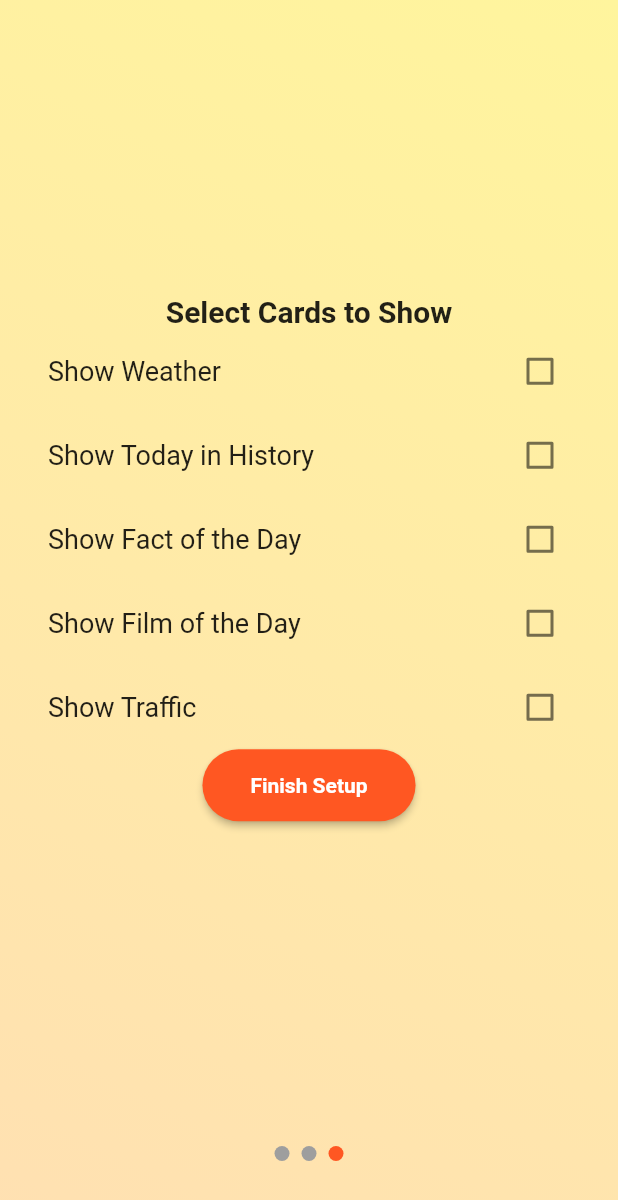
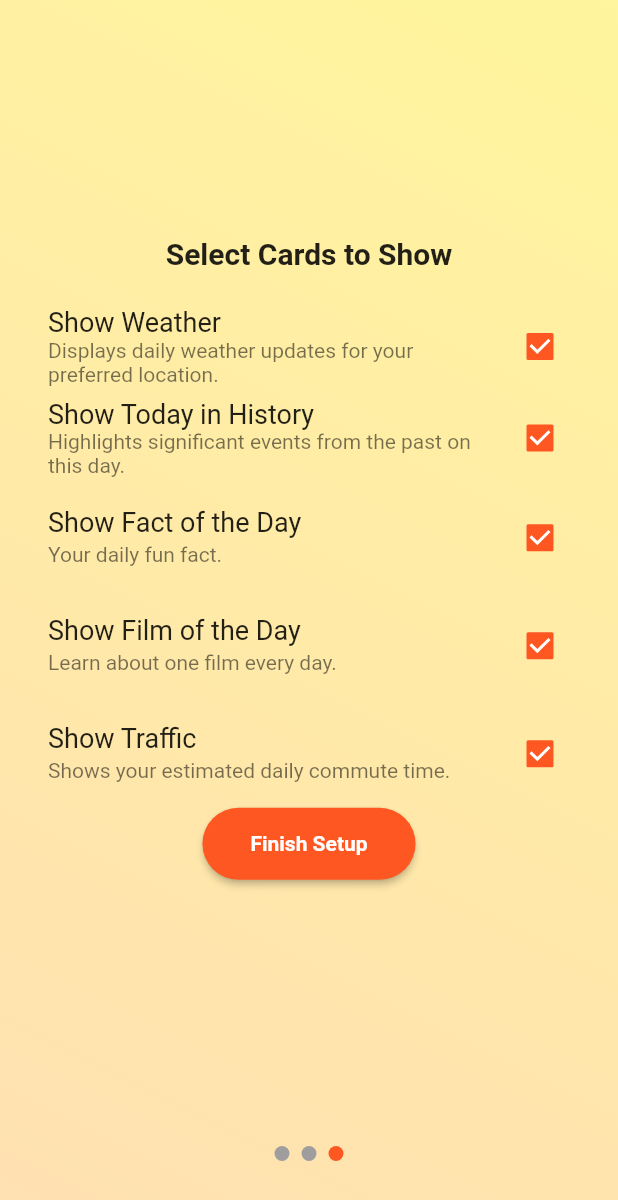
Before and after one commit to gu-tig333-ht23/grupp5, a Flutter app: the screen it shows after launch, swiped to page 3, on a phone screen of 412 x 824 dp. Shown: the top 1200 px of the screen. Run offline on Flutter 3.47's test engine with Material 2 defaults, Android fonts, the phone set to English and light mode, and no system bars; our stand-ins replace dio, geolocator, shared_preferences, transparent_image.

Commit message:
Improved onboarding experience

```diff
--- a/good_morning/lib/main.dart
+++ b/good_morning/lib/main.dart
@@ -9,7 +9,7 @@ import 'package:good_morning/utils/daily_traffic_provider.dart';
 import '/ui/main_navigation/home_page.dart';
 import 'package:provider/provider.dart';
 import 'package:good_morning/utils/daily_history.dart';
-import 'ui/main_navigation/filter_model.dart';
+import 'utils/filter_model.dart';
 
 void main() async {
   // fetching the daily fact text
--- a/good_morning/lib/ui/main_navigation/home_page.dart
+++ b/good_morning/lib/ui/main_navigation/home_page.dart
@@ -8,7 +8,7 @@ import 'package:good_morning/ui/daily_fact/daily_fact_ui.dart';
 import '../weather_ui.dart';
 import 'package:good_morning/ui/daily_film/daily_film_page.dart';
 import 'package:good_morning/ui/daily_traffic.ui.dart';
-import 'filter_model.dart';
+import '../../utils/filter_model.dart';
 import 'onboarding.dart';
 import 'package:good_morning/utils/daily_history.dart';
 
--- a/good_morning/lib/ui/main_navigation/onboarding.dart
+++ b/good_morning/lib/ui/main_navigation/onboarding.dart
@@ -1,7 +1,7 @@
 import 'package:flutter/material.dart';
 import 'package:good_morning/data_handling/user_preferences.dart';
 import 'package:good_morning/ui/common_ui.dart';
-import 'filter_model.dart';
+import '../../utils/filter_model.dart';
 import 'package:provider/provider.dart';
 
 class OnBoardingScreen extends StatefulWidget {
@@ -172,48 +172,54 @@ class OnBoardingScreenState extends State<OnBoardingScreen> {
         children: [
           const Text("Select Cards to Show",
               style: TextStyle(fontSize: 20, fontWeight: FontWeight.bold)),
+              const SizedBox(height: 20.0),
           Consumer<FilterModel>(
-            builder: (context, visibilityModel, child) => CheckboxListTile(
+            builder: (context, filterModel, child) => CheckboxListTile(
               title: const Text('Show Weather'),
-              value: visibilityModel.showWeather,
+              subtitle: const Text('Displays daily weather updates for your preferred location.'),
+              value: filterModel.showWeather,
               onChanged: (bool? value) {
-                visibilityModel.toggleWeather();
+                filterModel.toggleWeather();
               },
             ),
           ),
           Consumer<FilterModel>(
-            builder: (context, visibilityModel, child) => CheckboxListTile(
+            builder: (context, filterModel, child) => CheckboxListTile(
               title: const Text('Show Today in History'),
-              value: visibilityModel.showHistory,
+              subtitle: const Text('Highlights significant events from the past on this day.'),
+              value: filterModel.showHistory,
               onChanged: (bool? value) {
-                visibilityModel.toggleHistory();
+                filterModel.toggleHistory();
               },
             ),
           ),
           Consumer<FilterModel>(
-            builder: (context, visibilityModel, child) => CheckboxListTile(
+            builder: (context, filterModel, child) => CheckboxListTile(
               title: const Text('Show Fact of the Day'),
-              value: visibilityModel.showFact,
+              subtitle: const Text('Your daily fun fact.'),
+              value: filterModel.showFact,
               onChanged: (bool? value) {
-                visibilityModel.toggleFact();
+                filterModel.toggleFact();
               },
             ),
           ),
           Consumer<FilterModel>(
-            builder: (context, visibilityModel, child) => CheckboxListTile(
+            builder: (context, filterModel, child) => CheckboxListTile(
               title: const Text('Show Film of the Day'),
-              value: visibilityModel.showFilm,
+              subtitle: const Text('Learn about one film every day.'),
+              value: filterModel.showFilm,
               onChanged: (bool? value) {
-                visibilityModel.toggleFilm();
+                filterModel.toggleFilm();
               },
             ),
           ),
           Consumer<FilterModel>(
-            builder: (context, visibilityModel, child) => CheckboxListTile(
+            builder: (context, filterModel, child) => CheckboxListTile(
               title: const Text('Show Traffic'),
-              value: visibilityModel.showTraffic,
+              subtitle: const Text('Shows your estimated daily commute time.'),
+              value: filterModel.showTraffic,
               onChanged: (bool? value) {
-                visibilityModel.toggleTraffic();
+                filterModel.toggleTraffic();
               },
             ),
           ),
@@ -266,5 +272,5 @@ final Gradient lightModeGradient = LinearGradient(
 final Gradient darkModeGradient = LinearGradient(
   begin: Alignment.topRight,
   end: Alignment.bottomLeft,
-  colors: [Colors.green[700]!, Colors.teal[700]!],
+  colors: [Colors.deepOrange[700]!, Colors.brown[600]!],
 );
--- a/good_morning/lib/ui/main_navigation/filter_model.dart
+++ b/good_morning/lib/utils/filter_model.dart
@@ -31,6 +31,7 @@ class FilterModel extends ChangeNotifier {
 
   Future<void> loadFromPreferences() async {
     List<String> selectedCards = await getUserSelectedCards();
+    if (selectedCards.isEmpty) return;
     _showWeather = selectedCards.contains('weather');
     _showHistory = selectedCards.contains('history');
     _showFact = selectedCards.contains('fact');
```
Also changed, not shown: 1 other file.
